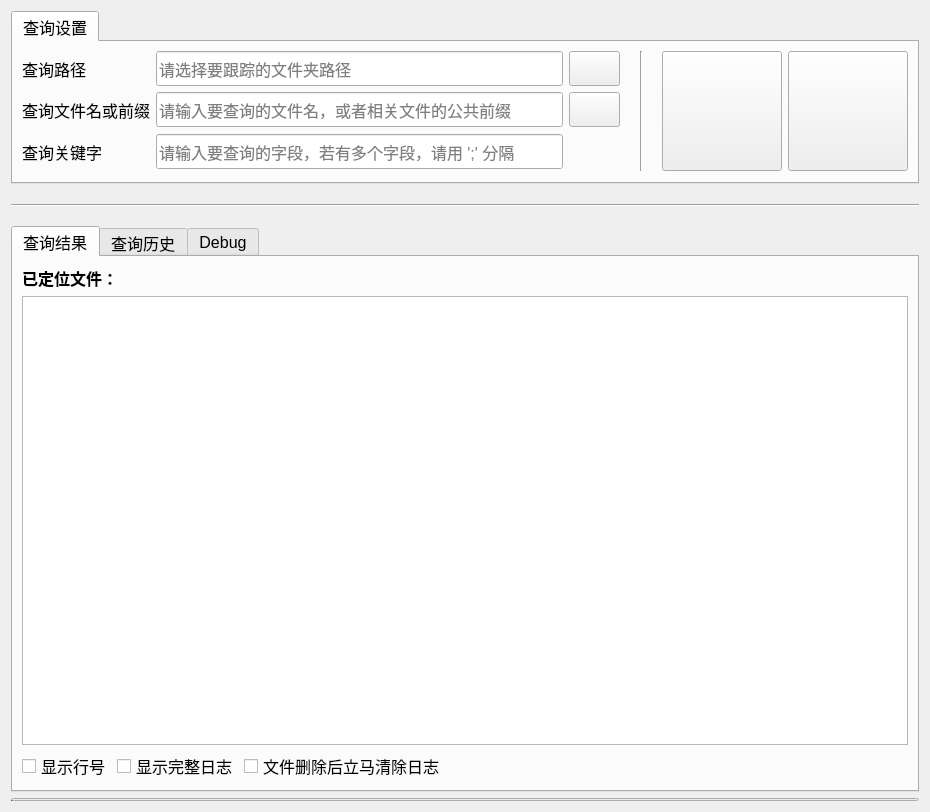
Above: MainView.ui from Neverland1026/LogAnalyzer before the change. Below: the same form after it.
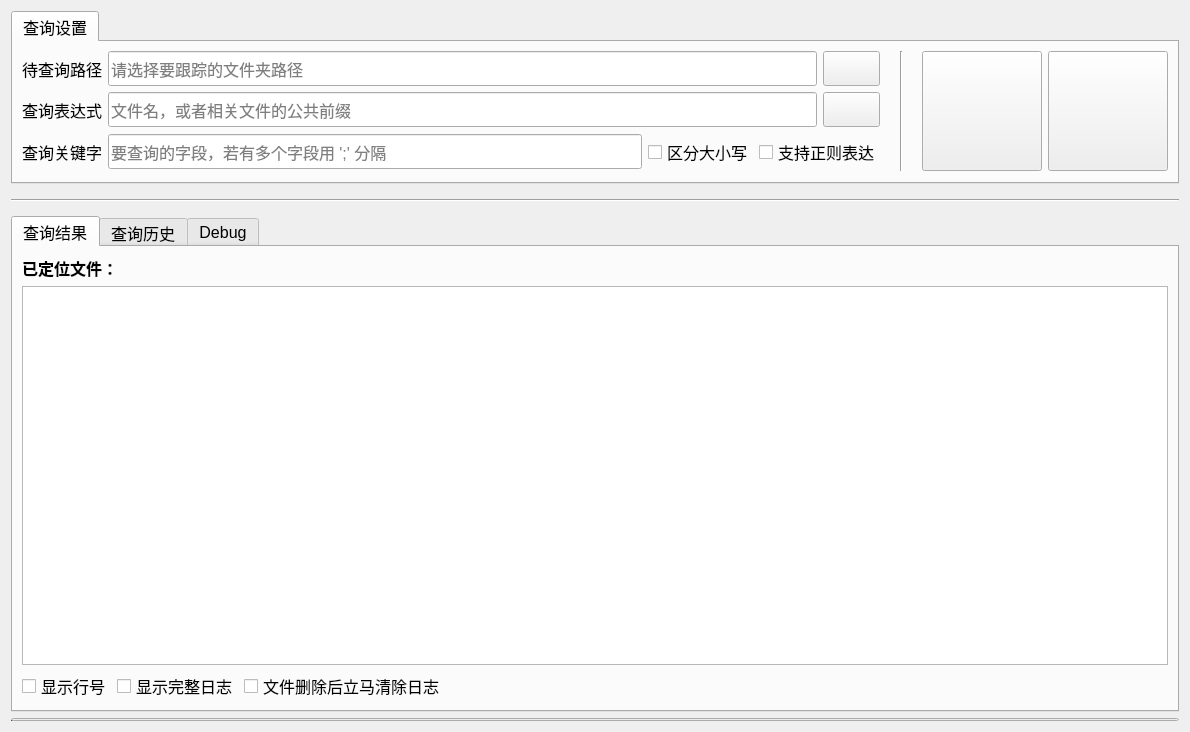
That is the form after the change. Icons and pictures are not drawn.

Patch:
```diff
--- a/MainView.ui
+++ b/MainView.ui
@@ -6,8 +6,8 @@
    <rect>
     <x>0</x>
     <y>0</y>
-    <width>930</width>
-    <height>812</height>
+    <width>1190</width>
+    <height>732</height>
    </rect>
   </property>
   <property name="windowTitle">
@@ -43,11 +43,11 @@
           </font>
          </property>
          <property name="text">
-          <string>查询路径</string>
+          <string>待查询路径</string>
          </property>
         </widget>
        </item>
-       <item row="0" column="1">
+       <item row="0" column="1" colspan="3">
         <widget class="QLineEdit" name="lineEdit_targetDirectory">
          <property name="minimumSize">
           <size>
@@ -68,7 +68,7 @@
          </property>
         </widget>
        </item>
-       <item row="0" column="2">
+       <item row="0" column="4">
         <widget class="QPushButton" name="pushButton_targetDirectory">
          <property name="minimumSize">
           <size>
@@ -88,7 +88,7 @@
          </property>
         </widget>
        </item>
-       <item row="0" column="3" rowspan="3">
+       <item row="0" column="5" rowspan="3">
         <widget class="Line" name="line_2">
          <property name="minimumSize">
           <size>
@@ -101,7 +101,7 @@
          </property>
         </widget>
        </item>
-       <item row="0" column="4" rowspan="3">
+       <item row="0" column="6" rowspan="3">
         <widget class="QPushButton" name="pushButton_start">
          <property name="sizePolicy">
           <sizepolicy hsizetype="Maximum" vsizetype="Maximum">
@@ -139,7 +139,7 @@
          </property>
         </widget>
        </item>
-       <item row="0" column="5" rowspan="3">
+       <item row="0" column="7" rowspan="3">
         <widget class="QPushButton" name="pushButton_topHint">
          <property name="sizePolicy">
           <sizepolicy hsizetype="Maximum" vsizetype="Maximum">
@@ -185,11 +185,11 @@
           </font>
          </property>
          <property name="text">
-          <string>查询文件名或前缀</string>
+          <string>查询表达式</string>
          </property>
         </widget>
        </item>
-       <item row="1" column="1">
+       <item row="1" column="1" colspan="3">
         <widget class="QLineEdit" name="lineEdit_targetRegExp">
          <property name="minimumSize">
           <size>
@@ -209,11 +209,11 @@
           <string/>
          </property>
          <property name="placeholderText">
-          <string>请输入要查询的文件名，或者相关文件的公共前缀</string>
+          <string>文件名，或者相关文件的公共前缀</string>
          </property>
         </widget>
        </item>
-       <item row="1" column="2">
+       <item row="1" column="4">
         <widget class="QPushButton" name="pushButton_targetRegExp">
          <property name="minimumSize">
           <size>
@@ -262,7 +262,21 @@
           <string/>
          </property>
          <property name="placeholderText">
-          <string>请输入要查询的字段，若有多个字段，请用 ';' 分隔</string>
+          <string>要查询的字段，若有多个字段用 ';' 分隔</string>
+         </property>
+        </widget>
+       </item>
+       <item row="2" column="2">
+        <widget class="QCheckBox" name="checkBox_showLineNumber_2">
+         <property name="text">
+          <string>区分大小写</string>
+         </property>
+        </widget>
+       </item>
+       <item row="2" column="3" colspan="2">
+        <widget class="QCheckBox" name="checkBox_showLineNumber_3">
+         <property name="text">
+          <string>支持正则表达</string>
          </property>
         </widget>
        </item>
@@ -275,7 +289,7 @@
      <property name="minimumSize">
       <size>
        <width>0</width>
-       <height>30</height>
+       <height>20</height>
       </size>
      </property>
      <property name="orientation">
```
